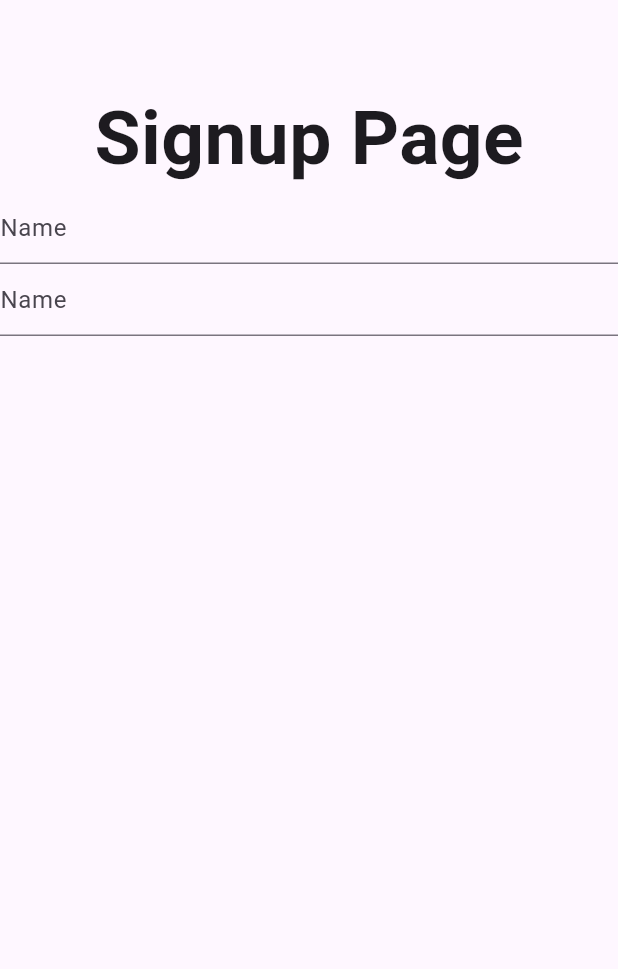
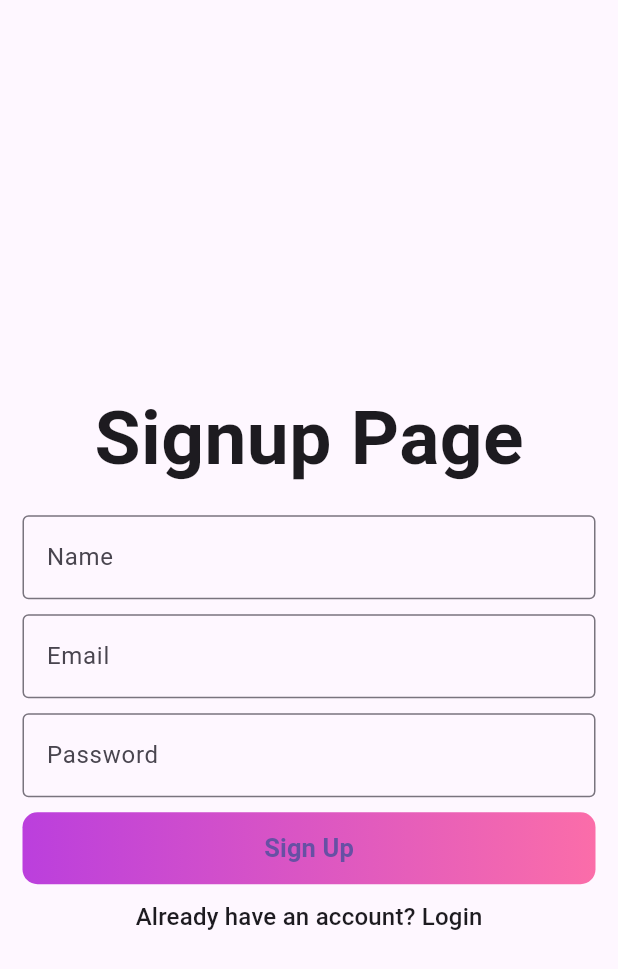
Before and after one commit to madhusudanbhandari/spotify, a Flutter app: the screen it shows after launch, on a phone screen of 412 x 824 dp. Shown: the top 969 px of the screen. Run offline on Flutter 3.47's test engine with Material 3 defaults, Android fonts, the phone set to English and light mode, and no system bars.

Commit message:
signup page created

```diff
--- a/client/flutter_application_1/lib/core/theme/theme.dart
+++ b/client/flutter_application_1/lib/core/theme/theme.dart
@@ -6,11 +6,15 @@ class AppTheme {
     scaffoldBackgroundColor: Pallete.backgroundColor,
     inputDecorationTheme: InputDecorationTheme(
       contentPadding: const EdgeInsets.all(27),
+
       enabledBorder: OutlineInputBorder(
         borderSide: BorderSide(color: Pallete.borderColor, width: 3),
+        borderRadius: BorderRadius.circular(10),
       ),
+
       focusedBorder: OutlineInputBorder(
-        borderSide: BorderSide(color: Pallete.gradient2, width: 3),
+        borderSide: BorderSide(color: Pallete.gradient2),
+        borderRadius: BorderRadius.circular(10),
       ),
     ),
   );
--- a/client/flutter_application_1/lib/features/auth/view/pages/signup_page.dart
+++ b/client/flutter_application_1/lib/features/auth/view/pages/signup_page.dart
@@ -1,4 +1,5 @@
 import 'package:flutter/material.dart';
+import 'package:flutter_application_1/features/auth/view/widgets/auth_gradient_button.dart';
 import 'package:flutter_application_1/features/auth/view/widgets/custom_field.dart';
 
 class SignupPage extends StatefulWidget {
@@ -13,15 +14,33 @@ class _SignupPageState extends State<SignupPage> {
   Widget build(BuildContext context) {
     return Scaffold(
       appBar: AppBar(),
-      body: Column(
+      body: Padding(
+        padding: const EdgeInsets.all(15.0),
+        child: Column(
+          mainAxisAlignment: MainAxisAlignment.center,
           children: [
             const Text(
               "Signup Page",
               style: TextStyle(fontSize: 50, fontWeight: FontWeight.bold),
             ),
-          CustomField(),
-          CustomField(),
+            SizedBox(height: 15),
+            CustomField(hintText: 'Name'),
+            SizedBox(height: 10),
+            CustomField(hintText: 'Email'),
+            SizedBox(height: 10),
+            CustomField(hintText: 'Password'),
+            SizedBox(height: 10),
+            AuthGradientButton(),
+            SizedBox(height: 10),
+            RichText(
+              text: TextSpan(
+                text: 'Already have an account?',
+                style: Theme.of(context).textTheme.titleMedium,
+                children: [TextSpan(text: ' Login')],
+              ),
+            ),
           ],
+        ),
       ),
     );
   }
--- /dev/null
+++ b/client/flutter_application_1/lib/features/auth/view/widgets/auth_gradient_button.dart
@@ -0,0 +1,30 @@
+import 'package:flutter/material.dart';
+import 'package:flutter_application_1/core/theme/app_pallete.dart';
+
+class AuthGradientButton extends StatelessWidget {
+  const AuthGradientButton({super.key});
+
+  @override
+  Widget build(BuildContext context) {
+    return Container(
+      decoration: BoxDecoration(
+        gradient: const LinearGradient(
+          colors: [Pallete.gradient1, Pallete.gradient2],
+        ),
+        borderRadius: BorderRadius.circular(10),
+      ),
+      child: ElevatedButton(
+        onPressed: () {},
+        style: ElevatedButton.styleFrom(
+          fixedSize: const Size(400, 48),
+          backgroundColor: Pallete.transparentColor,
+          shadowColor: Pallete.transparentColor,
+        ),
+        child: Text(
+          'Sign Up',
+          style: TextStyle(fontSize: 17, fontWeight: FontWeight.bold),
+        ),
+      ),
+    );
+  }
+}
--- a/client/flutter_application_1/lib/features/auth/view/widgets/custom_field.dart
+++ b/client/flutter_application_1/lib/features/auth/view/widgets/custom_field.dart
@@ -2,10 +2,16 @@ import 'package:flutter/material.dart';
 //import 'package:flutter_application_1/core/theme/theme.dart';
 
 class CustomField extends StatelessWidget {
-  const CustomField({super.key});
+  final String hintText;
+  const CustomField({super.key, required this.hintText});
 
   @override
   Widget build(BuildContext context) {
-    return TextFormField(decoration: InputDecoration(hintText: 'Name'));
+    return TextFormField(
+      decoration: InputDecoration(
+        hintText: hintText,
+        border: OutlineInputBorder(),
+      ),
+    );
   }
 }
--- a/client/flutter_application_1/lib/main.dart
+++ b/client/flutter_application_1/lib/main.dart
@@ -1,4 +1,5 @@
 import 'package:flutter/material.dart';
+import 'package:flutter_application_1/core/theme/theme.dart';
 import 'package:flutter_application_1/features/auth/view/pages/signup_page.dart';
 
 void main() {
@@ -11,10 +12,9 @@ class MyApp extends StatelessWidget {
   @override
   Widget build(BuildContext context) {
     return MaterialApp(
-      title: 'Flutter Demo',
-      theme: ThemeData(
-        colorScheme: ColorScheme.fromSeed(seedColor: Colors.deepPurple),
-      ),
+      title: 'Spotify Clone',
+      debugShowCheckedModeBanner: false,
+      theme: ThemeData(),
       home: SignupPage(),
     );
   }
```
Lines whose indentation alone changed are shown as unchanged.
